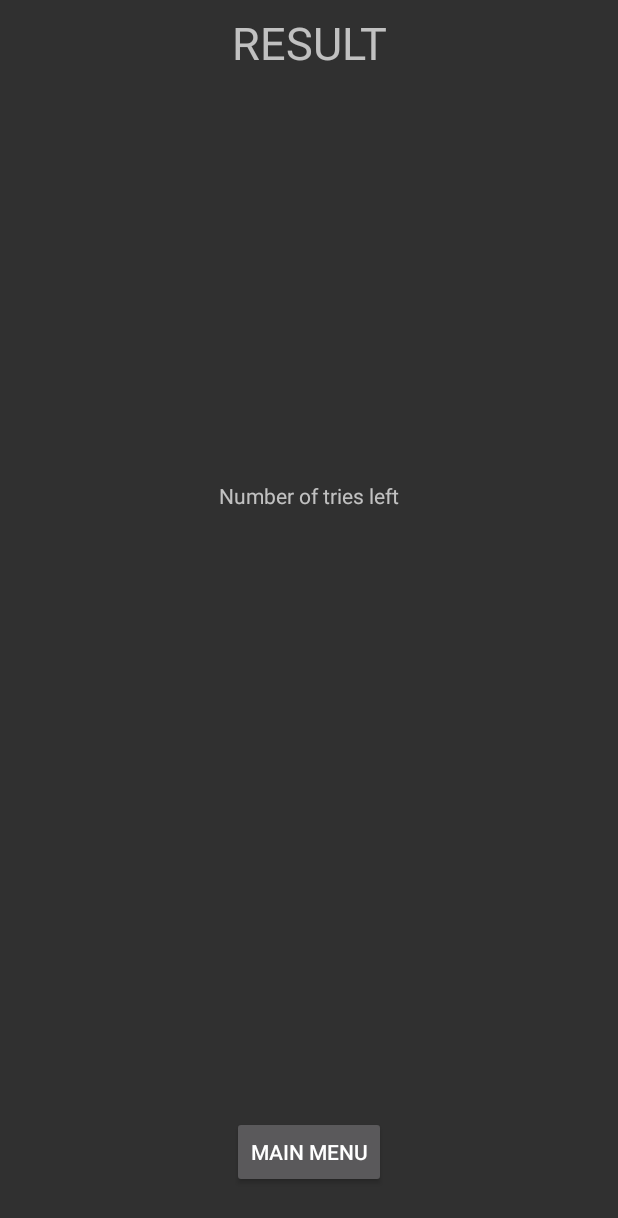
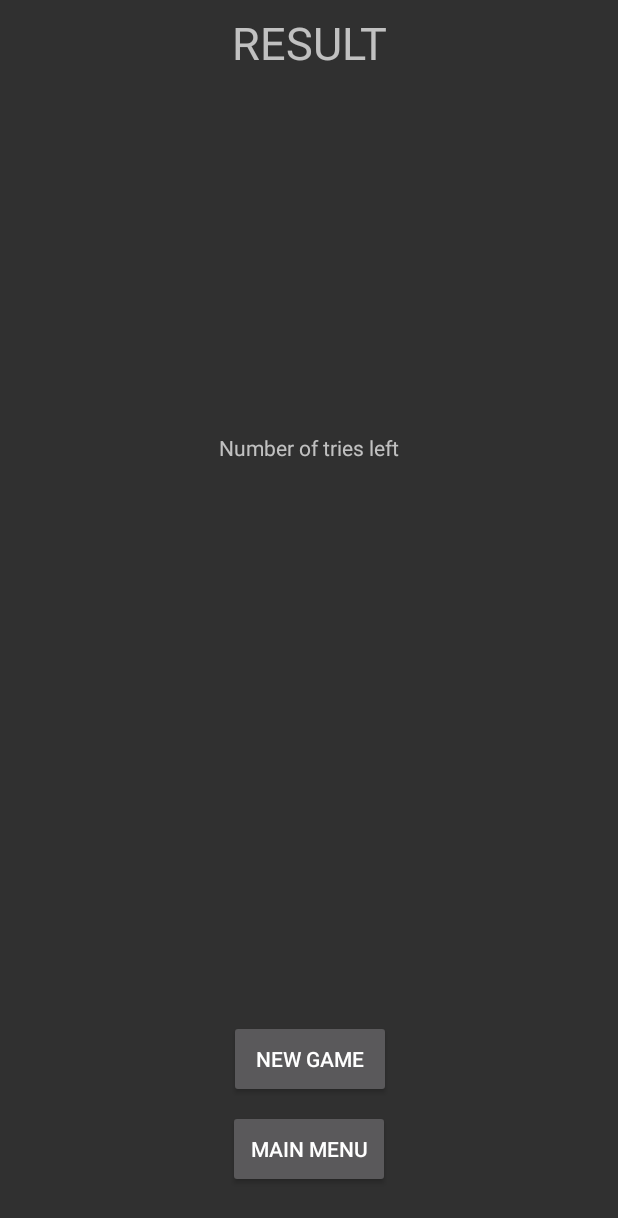
Before and after one commit to lilSwifty/Hangman, an Android app: the layout activity_result.xml on its own in the app's theme, with its tools: preview values and no code run, on a phone screen of 412 x 824 dp. Shown: the top 1218 px of the screen. Run offline under Robolectric (Android 15) with nearby library versions, the phone set to English and light mode, and no system bars.

```diff
--- a/app/src/main/res/layout/activity_result.xml
+++ b/app/src/main/res/layout/activity_result.xml
@@ -23,25 +23,39 @@
         android:id="@+id/resultTextview"
         android:layout_width="182dp"
         android:layout_height="152dp"
-        android:layout_marginBottom="8dp"
         android:layout_marginLeft="8dp"
         android:layout_marginRight="8dp"
         android:layout_marginTop="8dp"
         android:textAlignment="center"
-        app:layout_constraintBottom_toTopOf="@+id/button"
         app:layout_constraintLeft_toLeftOf="parent"
         app:layout_constraintRight_toRightOf="parent"
         app:layout_constraintTop_toBottomOf="@+id/WinOrLose"
-        tools:text="Number of tries left" />
+        tools:text="Number of tries left"
+        android:layout_marginBottom="8dp"
+        app:layout_constraintBottom_toTopOf="@+id/button2" />
 
     <Button
         android:id="@+id/button"
-        android:layout_width="wrap_content"
-        android:layout_height="wrap_content"
+        android:layout_width="108dp"
+        android:layout_height="52dp"
         android:layout_marginBottom="32dp"
         android:onClick="backToMain"
         android:text="Main Menu"
         app:layout_constraintBottom_toBottomOf="parent"
         app:layout_constraintLeft_toLeftOf="parent"
         app:layout_constraintRight_toRightOf="parent" />
+
+    <Button
+        android:id="@+id/button2"
+        android:layout_width="108dp"
+        android:layout_height="52dp"
+        android:layout_marginLeft="8dp"
+        android:layout_marginRight="8dp"
+        android:onClick="newGame"
+        android:text="NEW GAME"
+        app:layout_constraintHorizontal_bias="0.503"
+        app:layout_constraintLeft_toLeftOf="parent"
+        app:layout_constraintRight_toRightOf="parent"
+        android:layout_marginBottom="8dp"
+        app:layout_constraintBottom_toTopOf="@+id/button" />
 </android.support.constraint.ConstraintLayout>
--- a/build.gradle
+++ b/build.gradle
@@ -5,7 +5,7 @@ buildscript {
         jcenter()
     }
     dependencies {
-        classpath 'com.android.tools.build:gradle:2.3.3'
+        classpath 'com.android.tools.build:gradle:3.0.0'
 
         // NOTE: Do not place your application dependencies here; they belong
         // in the individual module build.gradle files
```
Also changed, not shown: app/src/main/java/com/example/manisedighi/hangman/GameActivity.java (+30 -3 lines), app/src/main/java/com/example/manisedighi/hangman/HangmanGame.java (+42 -11 lines), app/src/main/java/com/example/manisedighi/hangman/MainActivity.java (+18 -0 lines), app/src/main/java/com/example/manisedighi/hangman/ResultActivity.java (+14 -0 lines), gradle/wrapper/gradle-wrapper.properties.
